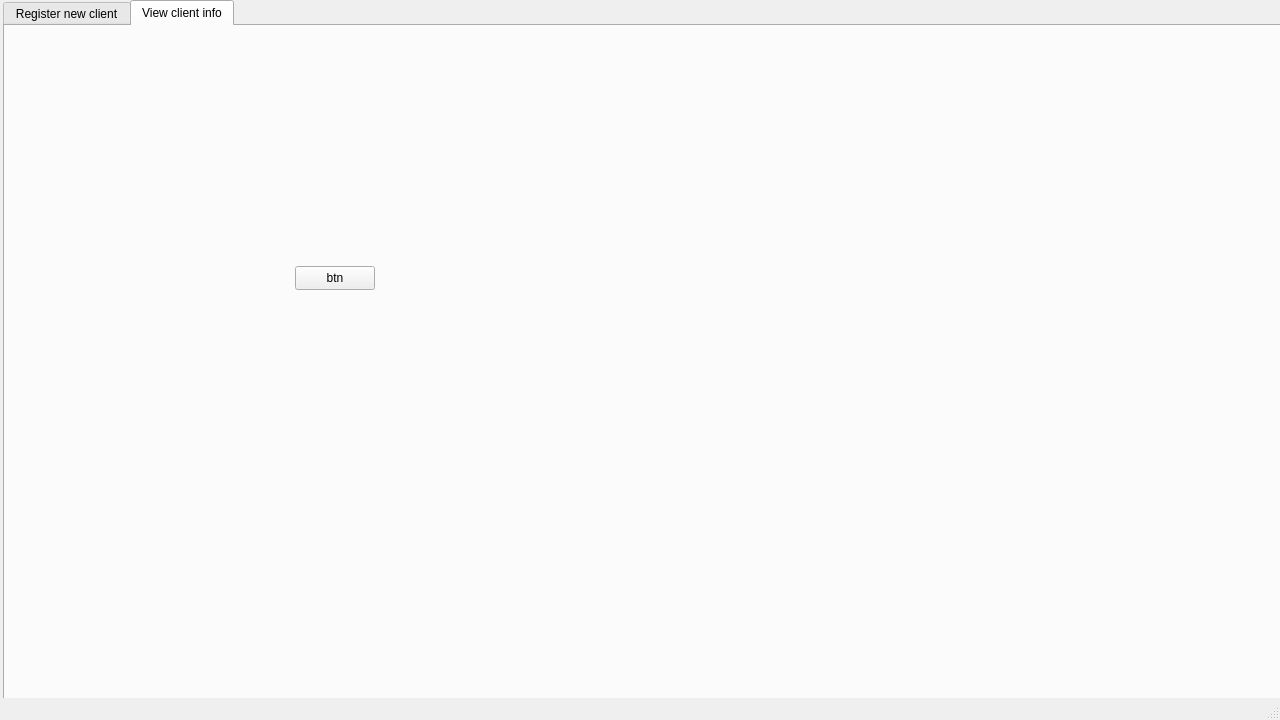
Qt form 6th-semester/software-architecture/src/View/ApplicationViewUi.ui (theseChains/uni-assignments) before a commit.
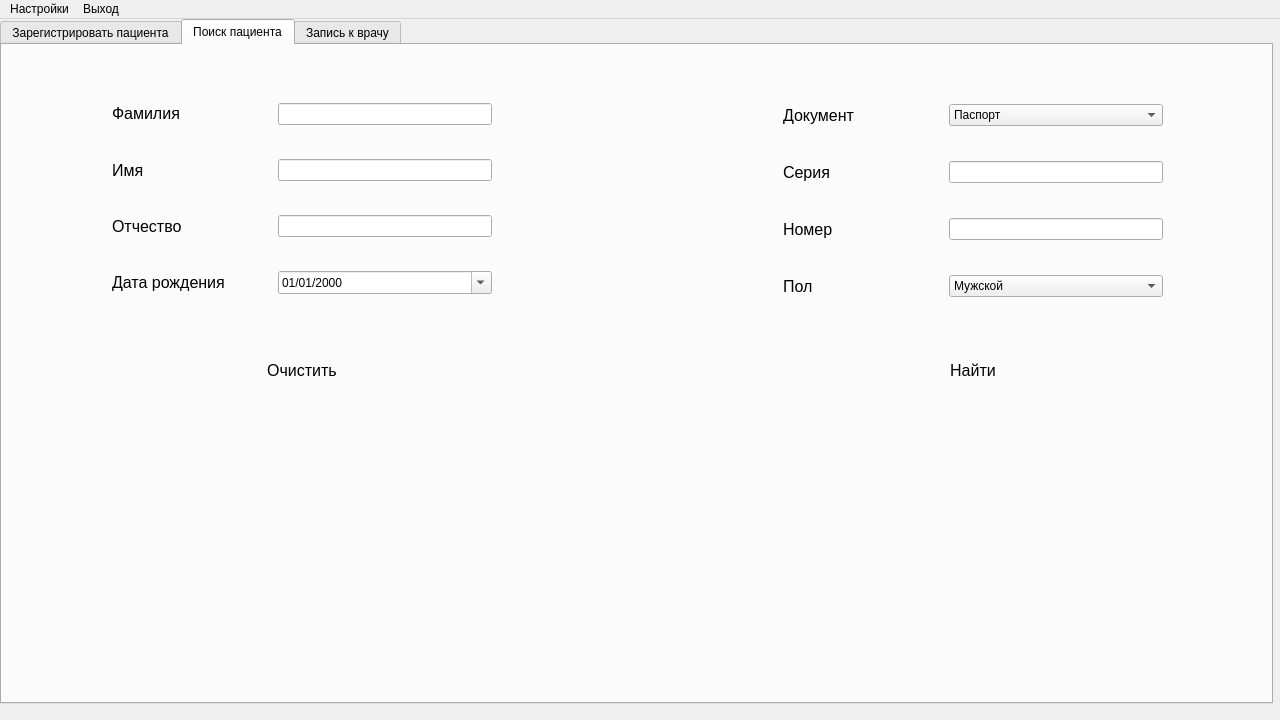
The same form after that commit. The open tabs and pages were chosen to show the change.

Commit message: Add pages for client registration and client search

```diff
--- a/6th-semester/software-architecture/src/View/ApplicationViewUi.ui
+++ b/6th-semester/software-architecture/src/View/ApplicationViewUi.ui
@@ -18,7 +18,7 @@
     <property name="geometry">
      <rect>
       <x>0</x>
-      <y>-20</y>
+      <y>0</y>
       <width>1280</width>
       <height>720</height>
      </rect>
@@ -91,10 +91,10 @@
      <widget class="QTabWidget" name="tabWidget">
       <property name="geometry">
        <rect>
-        <x>3</x>
-        <y>20</y>
-        <width>1280</width>
-        <height>720</height>
+        <x>0</x>
+        <y>0</y>
+        <width>1273</width>
+        <height>685</height>
        </rect>
       </property>
       <property name="currentIndex">
@@ -102,7 +102,7 @@
       </property>
       <widget class="QWidget" name="ClientRegistration">
        <attribute name="title">
-        <string>Register new client</string>
+        <string>Зарегистрировать пациента</string>
        </attribute>
        <widget class="QLabel" name="label_3">
         <property name="geometry">
@@ -190,19 +190,545 @@
       </widget>
       <widget class="QWidget" name="Clients">
        <attribute name="title">
-        <string>View client info</string>
+        <string>Поиск пациента</string>
        </attribute>
-       <widget class="QPushButton" name="pushButton">
+       <widget class="QStackedWidget" name="ClientSearchStackedWidget">
         <property name="geometry">
          <rect>
-          <x>290</x>
-          <y>240</y>
+          <x>0</x>
+          <y>0</y>
+          <width>1271</width>
+          <height>651</height>
+         </rect>
+        </property>
+        <property name="currentIndex">
+         <number>1</number>
+        </property>
+        <widget class="QWidget" name="SearchClientsPage">
+         <widget class="QWidget" name="horizontalLayoutWidget_10">
+          <property name="geometry">
+           <rect>
+            <x>110</x>
+            <y>300</y>
+            <width>1051</width>
+            <height>51</height>
+           </rect>
+          </property>
+          <layout class="QHBoxLayout" name="horizontalLayout_44" stretch="1,2,5,2,1">
+           <property name="spacing">
+            <number>6</number>
+           </property>
+           <item>
+            <spacer name="horizontalSpacer_7">
+             <property name="orientation">
+              <enum>Qt::Horizontal</enum>
+             </property>
+             <property name="sizeHint" stdset="0">
+              <size>
+               <width>40</width>
+               <height>20</height>
+              </size>
+             </property>
+            </spacer>
+           </item>
+           <item>
+            <widget class="QPushButton" name="ClearSearchInfoButton">
+             <property name="sizePolicy">
+              <sizepolicy hsizetype="Minimum" vsizetype="Preferred">
+               <horstretch>0</horstretch>
+               <verstretch>0</verstretch>
+              </sizepolicy>
+             </property>
+             <property name="font">
+              <font>
+               <pointsize>12</pointsize>
+              </font>
+             </property>
+             <property name="styleSheet">
+              <string notr="true">border-radius: 25px;</string>
+             </property>
+             <property name="text">
+              <string>Очистить</string>
+             </property>
+            </widget>
+           </item>
+           <item>
+            <spacer name="horizontalSpacer_6">
+             <property name="orientation">
+              <enum>Qt::Horizontal</enum>
+             </property>
+             <property name="sizeHint" stdset="0">
+              <size>
+               <width>40</width>
+               <height>20</height>
+              </size>
+             </property>
+            </spacer>
+           </item>
+           <item>
+            <widget class="QPushButton" name="FindClientsButton">
+             <property name="sizePolicy">
+              <sizepolicy hsizetype="Minimum" vsizetype="Preferred">
+               <horstretch>0</horstretch>
+               <verstretch>0</verstretch>
+              </sizepolicy>
+             </property>
+             <property name="font">
+              <font>
+               <pointsize>12</pointsize>
+              </font>
+             </property>
+             <property name="styleSheet">
+              <string notr="true">border-radius: 25px;</string>
+             </property>
+             <property name="text">
+              <string>Найти</string>
+             </property>
+            </widget>
+           </item>
+           <item>
+            <spacer name="horizontalSpacer_8">
+             <property name="orientation">
+              <enum>Qt::Horizontal</enum>
+             </property>
+             <property name="sizeHint" stdset="0">
+              <size>
+               <width>40</width>
+               <height>20</height>
+              </size>
+             </property>
+            </spacer>
+           </item>
+          </layout>
+         </widget>
+         <widget class="QWidget" name="horizontalLayoutWidget_9">
+          <property name="geometry">
+           <rect>
+            <x>110</x>
+            <y>30</y>
+            <width>1051</width>
+            <height>251</height>
+           </rect>
+          </property>
+          <layout class="QHBoxLayout" name="horizontalLayout_35" stretch="4,3,4">
+           <item>
+            <layout class="QVBoxLayout" name="verticalLayout_11">
+             <item>
+              <layout class="QHBoxLayout" name="horizontalLayout_36" stretch="3,4">
+               <item>
+                <widget class="QLabel" name="label_31">
+                 <property name="font">
+                  <font>
+                   <pointsize>12</pointsize>
+                  </font>
+                 </property>
+                 <property name="text">
+                  <string>&lt;html&gt;&lt;head/&gt;&lt;body&gt;&lt;p&gt;Фамилия&lt;/p&gt;&lt;/body&gt;&lt;/html&gt;</string>
+                 </property>
+                </widget>
+               </item>
+               <item>
+                <widget class="QLineEdit" name="lineEdit_28"/>
+               </item>
+              </layout>
+             </item>
+             <item>
+              <layout class="QHBoxLayout" name="horizontalLayout_37" stretch="3,4">
+               <item>
+                <widget class="QLabel" name="label_32">
+                 <property name="font">
+                  <font>
+                   <pointsize>12</pointsize>
+                  </font>
+                 </property>
+                 <property name="text">
+                  <string>Имя</string>
+                 </property>
+                </widget>
+               </item>
+               <item>
+                <widget class="QLineEdit" name="lineEdit_29"/>
+               </item>
+              </layout>
+             </item>
+             <item>
+              <layout class="QHBoxLayout" name="horizontalLayout_38" stretch="3,4">
+               <item>
+                <widget class="QLabel" name="label_33">
+                 <property name="font">
+                  <font>
+                   <pointsize>12</pointsize>
+                  </font>
+                 </property>
+                 <property name="text">
+                  <string>Отчество</string>
+                 </property>
+                </widget>
+               </item>
+               <item>
+                <widget class="QLineEdit" name="lineEdit_30"/>
+               </item>
+              </layout>
+             </item>
+             <item>
+              <layout class="QHBoxLayout" name="horizontalLayout_39" stretch="3,4">
+               <item>
+                <widget class="QLabel" name="label_34">
+                 <property name="font">
+                  <font>
+                   <pointsize>12</pointsize>
+                  </font>
+                 </property>
+                 <property name="text">
+                  <string>Дата рождения</string>
+                 </property>
+                </widget>
+               </item>
+               <item>
+                <widget class="QDateEdit" name="dateEdit_4">
+                 <property name="displayFormat">
+                  <string>dd/MM/yyyy</string>
+                 </property>
+                 <property name="calendarPopup">
+                  <bool>true</bool>
+                 </property>
+                </widget>
+               </item>
+              </layout>
+             </item>
+            </layout>
+           </item>
+           <item>
+            <spacer name="horizontalSpacer_5">
+             <property name="orientation">
+              <enum>Qt::Horizontal</enum>
+             </property>
+             <property name="sizeHint" stdset="0">
+              <size>
+               <width>40</width>
+               <height>20</height>
+              </size>
+             </property>
+            </spacer>
+           </item>
+           <item>
+            <layout class="QVBoxLayout" name="verticalLayout_12">
+             <item>
+              <layout class="QHBoxLayout" name="horizontalLayout_40" stretch="3,4">
+               <item>
+                <widget class="QLabel" name="label_35">
+                 <property name="font">
+                  <font>
+                   <pointsize>12</pointsize>
+                  </font>
+                 </property>
+                 <property name="text">
+                  <string>Документ</string>
+                 </property>
+                </widget>
+               </item>
+               <item>
+                <widget class="QComboBox" name="comboBox_5">
+                 <property name="currentText">
+                  <string>Паспорт</string>
+                 </property>
+                 <item>
+                  <property name="text">
+                   <string>Паспорт</string>
+                  </property>
+                 </item>
+                 <item>
+                  <property name="text">
+                   <string>Водительские права</string>
+                  </property>
+                 </item>
+                </widget>
+               </item>
+              </layout>
+             </item>
+             <item>
+              <layout class="QHBoxLayout" name="horizontalLayout_41" stretch="3,4">
+               <item>
+                <widget class="QLabel" name="label_36">
+                 <property name="font">
+                  <font>
+                   <pointsize>12</pointsize>
+                  </font>
+                 </property>
+                 <property name="text">
+                  <string>Серия</string>
+                 </property>
+                </widget>
+               </item>
+               <item>
+                <widget class="QLineEdit" name="lineEdit_31">
+                 <property name="inputMethodHints">
+                  <set>Qt::ImhDigitsOnly</set>
+                 </property>
+                 <property name="maxLength">
+                  <number>4</number>
+                 </property>
+                </widget>
+               </item>
+              </layout>
+             </item>
+             <item>
+              <layout class="QHBoxLayout" name="horizontalLayout_42" stretch="3,4">
+               <item>
+                <widget class="QLabel" name="label_37">
+                 <property name="font">
+                  <font>
+                   <pointsize>12</pointsize>
+                  </font>
+                 </property>
+                 <property name="text">
+                  <string>Номер</string>
+                 </property>
+                </widget>
+               </item>
+               <item>
+                <widget class="QLineEdit" name="lineEdit_32">
+                 <property name="inputMethodHints">
+                  <set>Qt::ImhDigitsOnly</set>
+                 </property>
+                 <property name="maxLength">
+                  <number>6</number>
+                 </property>
+                </widget>
+               </item>
+              </layout>
+             </item>
+             <item>
+              <layout class="QHBoxLayout" name="horizontalLayout_43" stretch="3,4">
+               <item>
+                <widget class="QLabel" name="label_38">
+                 <property name="font">
+                  <font>
+                   <pointsize>12</pointsize>
+                  </font>
+                 </property>
+                 <property name="text">
+                  <string>Пол</string>
+                 </property>
+                </widget>
+               </item>
+               <item>
+                <widget class="QComboBox" name="comboBox_6">
+                 <item>
+                  <property name="text">
+                   <string>Мужской</string>
+                  </property>
+                 </item>
+                 <item>
+                  <property name="text">
+                   <string>Женский</string>
+                  </property>
+                 </item>
+                </widget>
+               </item>
+              </layout>
+             </item>
+            </layout>
+           </item>
+          </layout>
+         </widget>
+        </widget>
+        <widget class="QWidget" name="FoundClientsPage">
+         <widget class="QWidget" name="horizontalLayoutWidget_12">
+          <property name="geometry">
+           <rect>
+            <x>0</x>
+            <y>60</y>
+            <width>1271</width>
+            <height>401</height>
+           </rect>
+          </property>
+          <layout class="QHBoxLayout" name="horizontalLayout_46" stretch="2,10,2">
+           <item>
+            <spacer name="horizontalSpacer_9">
+             <property name="orientation">
+              <enum>Qt::Horizontal</enum>
+             </property>
+             <property name="sizeHint" stdset="0">
+              <size>
+               <width>40</width>
+               <height>20</height>
+              </size>
+             </property>
+            </spacer>
+           </item>
+           <item>
+            <widget class="QTableWidget" name="FoundClientsTable">
+             <property name="sizePolicy">
+              <sizepolicy hsizetype="Expanding" vsizetype="Expanding">
+               <horstretch>0</horstretch>
+               <verstretch>0</verstretch>
+              </sizepolicy>
+             </property>
+             <property name="horizontalScrollBarPolicy">
+              <enum>Qt::ScrollBarAlwaysOff</enum>
+             </property>
+             <property name="sizeAdjustPolicy">
+              <enum>QAbstractScrollArea::AdjustIgnored</enum>
+             </property>
+             <property name="columnCount">
+              <number>4</number>
+             </property>
+             <attribute name="horizontalHeaderMinimumSectionSize">
+              <number>40</number>
+             </attribute>
+             <attribute name="horizontalHeaderDefaultSectionSize">
+              <number>224</number>
+             </attribute>
+             <attribute name="horizontalHeaderStretchLastSection">
+              <bool>true</bool>
+             </attribute>
+             <attribute name="verticalHeaderVisible">
+              <bool>false</bool>
+             </attribute>
+             <attribute name="verticalHeaderDefaultSectionSize">
+              <number>40</number>
+             </attribute>
+             <column/>
+             <column/>
+             <column/>
+             <column/>
+            </widget>
+           </item>
+           <item>
+            <spacer name="horizontalSpacer_10">
+             <property name="orientation">
+              <enum>Qt::Horizontal</enum>
+             </property>
+             <property name="sizeHint" stdset="0">
+              <size>
+               <width>40</width>
+               <height>20</height>
+              </size>
+             </property>
+            </spacer>
+           </item>
+          </layout>
+         </widget>
+         <widget class="QWidget" name="horizontalLayoutWidget_11">
+          <property name="geometry">
+           <rect>
+            <x>190</x>
+            <y>500</y>
+            <width>891</width>
+            <height>51</height>
+           </rect>
+          </property>
+          <layout class="QHBoxLayout" name="horizontalLayout_45" stretch="1,2,1,2,1">
+           <item>
+            <widget class="QPushButton" name="BackToSearchButton">
+             <property name="sizePolicy">
+              <sizepolicy hsizetype="Minimum" vsizetype="Preferred">
+               <horstretch>0</horstretch>
+               <verstretch>0</verstretch>
+              </sizepolicy>
+             </property>
+             <property name="font">
+              <font>
+               <pointsize>12</pointsize>
+              </font>
+             </property>
+             <property name="styleSheet">
+              <string notr="true">border-radius: 25px;</string>
+             </property>
+             <property name="text">
+              <string>Назад</string>
+             </property>
+            </widget>
+           </item>
+           <item>
+            <spacer name="horizontalSpacer_11">
+             <property name="orientation">
+              <enum>Qt::Horizontal</enum>
+             </property>
+             <property name="sizeHint" stdset="0">
+              <size>
+               <width>40</width>
+               <height>20</height>
+              </size>
+             </property>
+            </spacer>
+           </item>
+           <item>
+            <widget class="QPushButton" name="EditClientInformationButton">
+             <property name="sizePolicy">
+              <sizepolicy hsizetype="Minimum" vsizetype="Preferred">
+               <horstretch>0</horstretch>
+               <verstretch>0</verstretch>
+              </sizepolicy>
+             </property>
+             <property name="font">
+              <font>
+               <pointsize>12</pointsize>
+              </font>
+             </property>
+             <property name="styleSheet">
+              <string notr="true">border-radius: 25px;</string>
+             </property>
+             <property name="text">
+              <string>Изменить</string>
+             </property>
+            </widget>
+           </item>
+           <item>
+            <spacer name="horizontalSpacer_12">
+             <property name="orientation">
+              <enum>Qt::Horizontal</enum>
+             </property>
+             <property name="sizeHint" stdset="0">
+              <size>
+               <width>40</width>
+               <height>20</height>
+              </size>
+             </property>
+            </spacer>
+           </item>
+           <item>
+            <widget class="QPushButton" name="OpenTalonMenuButton">
+             <property name="sizePolicy">
+              <sizepolicy hsizetype="Minimum" vsizetype="Preferred">
+               <horstretch>0</horstretch>
+               <verstretch>0</verstretch>
+              </sizepolicy>
+             </property>
+             <property name="font">
+              <font>
+               <pointsize>12</pointsize>
+              </font>
+             </property>
+             <property name="styleSheet">
+              <string notr="true">border-radius: 25px;</string>
+             </property>
+             <property name="text">
+              <string>Талоны</string>
+             </property>
+            </widget>
+           </item>
+          </layout>
+         </widget>
+        </widget>
+       </widget>
+      </widget>
+      <widget class="QWidget" name="DoctorAppointment">
+       <attribute name="title">
+        <string>Запись к врачу</string>
+       </attribute>
+       <widget class="QPushButton" name="pushButton_5">
+        <property name="geometry">
+         <rect>
+          <x>200</x>
+          <y>370</y>
           <width>80</width>
           <height>24</height>
          </rect>
         </property>
         <property name="text">
-         <string>btn</string>
+         <string>PushButton</string>
         </property>
        </widget>
       </widget>
@@ -234,8 +760,19 @@
      <height>21</height>
     </rect>
    </property>
+   <widget class="QMenu" name="menu">
+    <property name="title">
+     <string>Настройки</string>
+    </property>
+   </widget>
+   <widget class="QMenu" name="menu_2">
+    <property name="title">
+     <string>Выход</string>
+    </property>
+   </widget>
+   <addaction name="menu"/>
+   <addaction name="menu_2"/>
   </widget>
-  <widget class="QStatusBar" name="statusbar"/>
  </widget>
  <resources/>
  <connections/>
```
Left out of the diff: 591 changed lines with no effect on the pictures. The commit also changes 3 other files.
